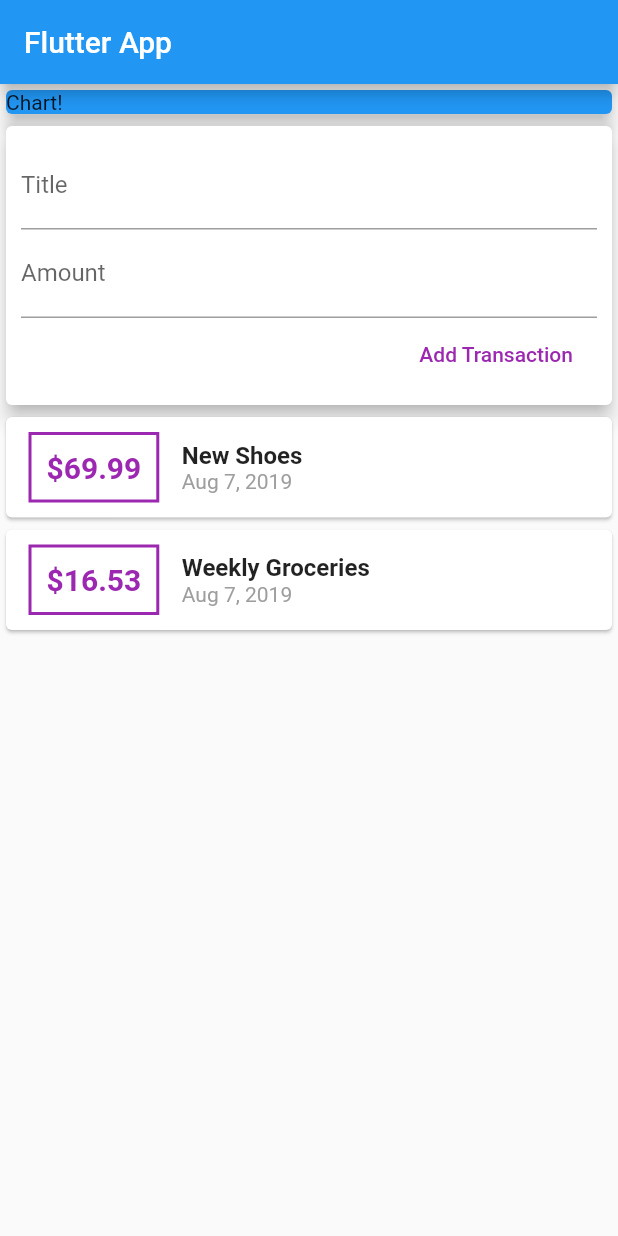
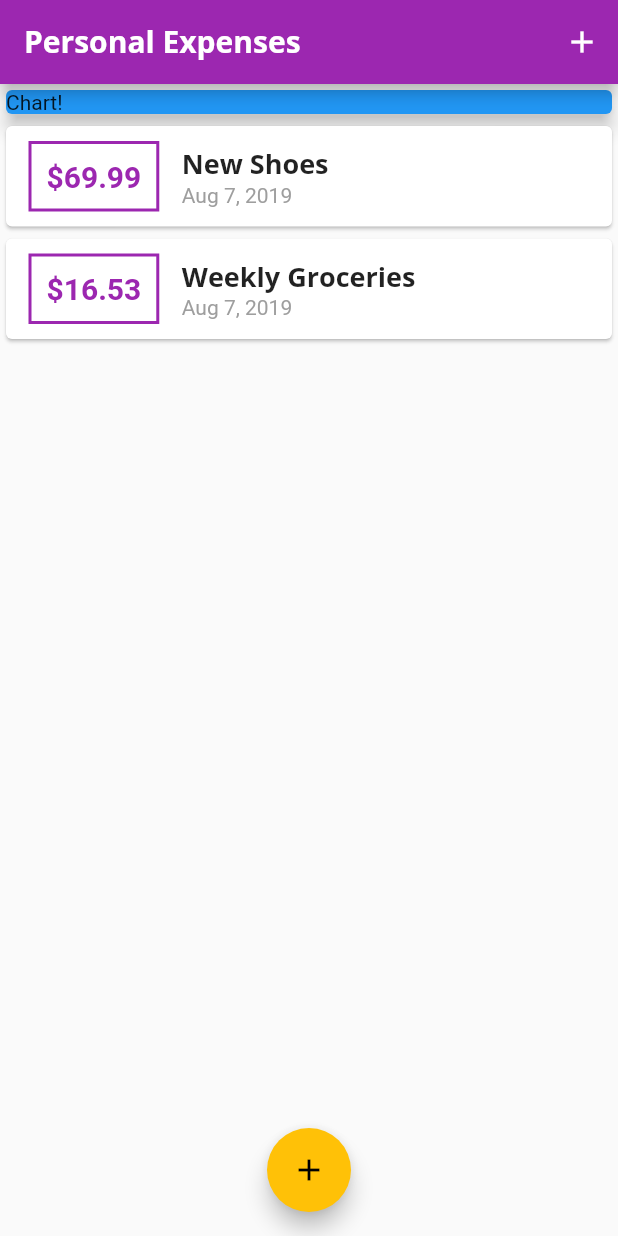
Before and after one commit to ZikoB/personal_expenses, a Flutter app: the screen it shows after launch, on a phone screen of 412 x 824 dp. Run offline on Flutter 3.47's test engine with Material 2 defaults, Android fonts, the phone set to English and light mode, and no system bars.

Commit message:
add theme

```diff
--- a/lib/main.dart
+++ b/lib/main.dart
@@ -1,6 +1,10 @@
 import 'package:flutter/material.dart';
+import 'package:personal_expenses/widgets/new_transaction.dart';
+import 'package:personal_expenses/widgets/transaction_list.dart';
 
-import './widgets/user_transaction.dart';
+import './widgets/new_transaction.dart';
+import './models/transaction.dart';
+import './widgets/transaction_list.dart';
 
 void main() => runApp(MyApp());
 
@@ -8,18 +12,88 @@ class MyApp extends StatelessWidget {
   @override
   Widget build(BuildContext context) {
     return MaterialApp(
-      title: 'Flutter App',
+      title: 'Personal Expenses',
+      theme: ThemeData(
+          primarySwatch: Colors.purple,
+          accentColor: Colors.amber,
+          fontFamily: 'Quicksand',
+          textTheme: ThemeData.light().textTheme.copyWith(
+                  title: TextStyle(
+                fontFamily: 'OpenSans',
+                fontWeight: FontWeight.bold,
+                fontSize: 18,
+              )),
+          appBarTheme: AppBarTheme(
+            textTheme: ThemeData.light().textTheme.copyWith(
+                    title: TextStyle(
+                  fontFamily: 'OpenSans',
+                  fontSize: 20,
+                  fontWeight: FontWeight.bold,
+                )),
+          )),
       home: MyHomePage(),
     );
   }
 }
 
-class MyHomePage extends StatelessWidget {
+class MyHomePage extends StatefulWidget {
+  @override
+  _MyHomePageState createState() => _MyHomePageState();
+}
+
+class _MyHomePageState extends State<MyHomePage> {
+  final List<Transaction> _userTransactions = [
+    Transaction(
+      id: 't1',
+      title: 'New Shoes',
+      amount: 69.99,
+      date: DateTime.now(),
+    ),
+    Transaction(
+      id: 't2',
+      title: 'Weekly Groceries',
+      amount: 16.53,
+      date: DateTime.now(),
+    ),
+  ];
+
+  void _addNewTransaction(String txTitle, double txAmount) {
+    final newTx = Transaction(
+      title: txTitle,
+      amount: txAmount,
+      date: DateTime.now(),
+      id: DateTime.now().toString(),
+    );
+
+    setState(() {
+      _userTransactions.add(newTx);
+    });
+  }
+
+  void _startAddNewTransaction(BuildContext ctx) {
+    showModalBottomSheet(
+      context: ctx,
+      builder: (_) {
+        return GestureDetector(
+          onTap: () {},
+          child: NewTransaction(_addNewTransaction),
+          behavior: HitTestBehavior.opaque,
+        );
+      },
+    );
+  }
+
   @override
   Widget build(BuildContext context) {
     return Scaffold(
       appBar: AppBar(
-        title: Text('Flutter App'),
+        title: Text('Personal Expenses'),
+        actions: <Widget>[
+          IconButton(
+            icon: Icon(Icons.add),
+            onPressed: () => _startAddNewTransaction(context),
+          ),
+        ],
       ),
       body: SingleChildScrollView(
         child: Column(
@@ -34,9 +108,14 @@ class MyHomePage extends StatelessWidget {
                 elevation: 5,
               ),
             ),
-            UserTransactions(),
+            TransactionList(_userTransactions)
           ],
         ),
+      ),
+      floatingActionButtonLocation: FloatingActionButtonLocation.centerFloat,
+      floatingActionButton: FloatingActionButton(
+        child: Icon(Icons.add),
+        onPressed: () => _startAddNewTransaction(context),
       ),
     );
   }
--- a/lib/widgets/transaction_list.dart
+++ b/lib/widgets/transaction_list.dart
@@ -24,17 +24,17 @@ class TransactionList extends StatelessWidget {
                   ),
                   decoration: BoxDecoration(
                     border: Border.all(
-                      color: Colors.purple,
+                      color: Theme.of(context).primaryColor,
                       width: 2,
                     ),
                   ),
                   padding: EdgeInsets.all(10),
                   child: Text(
-                    '\$${transactions[index].amount}',
+                    '\$${transactions[index].amount.toStringAsFixed(2)}',
                     style: TextStyle(
                       fontWeight: FontWeight.bold,
                       fontSize: 20,
-                      color: Colors.purple,
+                      color: Theme.of(context).primaryColor,
                     ),
                   ),
                 ),
@@ -43,10 +43,7 @@ class TransactionList extends StatelessWidget {
                   children: <Widget>[
                     Text(
                       transactions[index].title,
-                      style: TextStyle(
-                        fontSize: 16,
-                        fontWeight: FontWeight.bold,
-                      ),
+                      style: Theme.of(context).textTheme.title,
                     ),
                     Text(
                       DateFormat.yMMMd().format(transactions[index].date),
```
Also changed, not shown: lib/widgets/new_transaction.dart (+29 -12 lines), pubspec.yaml (+11 -6 lines), assets/fonts/OpenSans-Bold.ttf (added), assets/fonts/OpenSans-Regular.ttf (added), assets/fonts/Quicksand-Bold.ttf (added), assets/fonts/Quicksand-Light.ttf (added), assets/fonts/Quicksand-Medium.ttf (added), assets/fonts/Quicksand-Regular.ttf (added).
